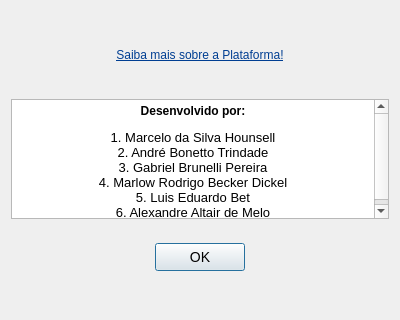
Above: resources/ui/aboutview.ui from luisEduardoBet/T-TEA2.0 before the change; both pictures show x 0 to 400 and y 184 to 504 of the 400 by 504 pixel window. Below: the same form after it.
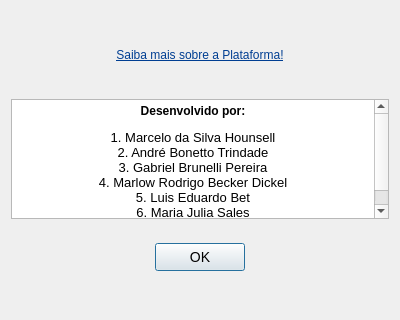
That is the form after the change. Icons and pictures are not drawn.

```diff
--- a/resources/ui/aboutview.ui
+++ b/resources/ui/aboutview.ui
@@ -172,7 +172,7 @@
 li.checked::marker { content: &quot;\2612&quot;; }
 &lt;/style&gt;&lt;/head&gt;&lt;body style=&quot; font-family:'Segoe UI'; font-size:9pt; font-weight:400; font-style:normal;&quot;&gt;
 &lt;p align=&quot;center&quot; style=&quot; margin-top:12px; margin-bottom:12px; margin-left:0px; margin-right:0px; -qt-block-indent:0; text-indent:0px;&quot;&gt;&lt;span style=&quot; font-weight:700;&quot;&gt;Desenvolvido por:&lt;/span&gt;&lt;/p&gt;
-&lt;p align=&quot;center&quot; style=&quot; margin-top:12px; margin-bottom:12px; margin-left:0px; margin-right:0px; -qt-block-indent:0; text-indent:0px;&quot;&gt;&lt;span style=&quot; font-size:10pt;&quot;&gt;1. Marcelo da Silva Hounsell&lt;br /&gt;2. André Bonetto Trindade&lt;br /&gt;3. Gabriel Brunelli Pereira&lt;br /&gt;4. Marlow Rodrigo Becker Dickel&lt;br /&gt;5. Luis Eduardo Bet&lt;br /&gt;6. Alexandre Altair de Melo&lt;/span&gt;&lt;/p&gt;&lt;/body&gt;&lt;/html&gt;</string>
+&lt;p align=&quot;center&quot; style=&quot; margin-top:12px; margin-bottom:12px; margin-left:0px; margin-right:0px; -qt-block-indent:0; text-indent:0px;&quot;&gt;&lt;span style=&quot; font-size:10pt;&quot;&gt;1. Marcelo da Silva Hounsell&lt;br /&gt;2. André Bonetto Trindade&lt;br /&gt;3. Gabriel Brunelli Pereira&lt;br /&gt;4. Marlow Rodrigo Becker Dickel&lt;br /&gt;5. Luis Eduardo Bet&lt;br /&gt;6. Maria Julia Sales&lt;br /&gt;7. Alexandre Altair de Melo&lt;/span&gt;&lt;/p&gt;&lt;/body&gt;&lt;/html&gt;</string>
      </property>
     </widget>
    </item>
```
